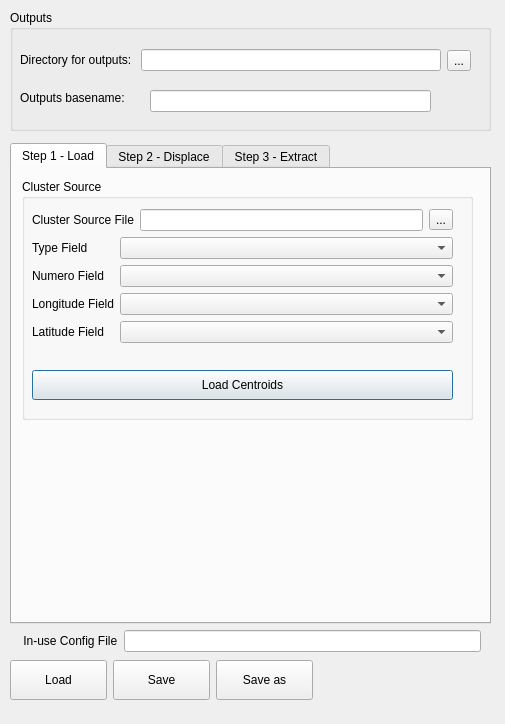
The window that plugin/mgp_dialog.ui (unicef-drp/mics-geocoding) describes before a commit, drawn with Qt 5.
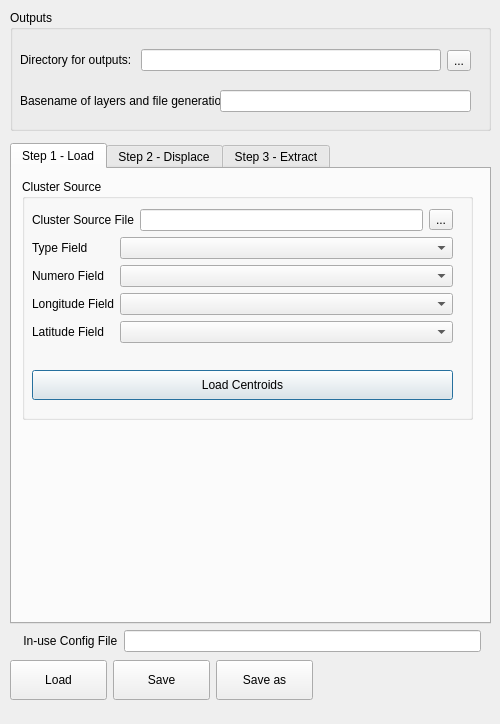
The same window after the commit. The open tabs and pages were chosen to show the change.

Commit message: feat(ui): [2] basename descr updated

Patch:
```diff
--- a/plugin/mgp_dialog.ui
+++ b/plugin/mgp_dialog.ui
@@ -6,7 +6,7 @@
    <rect>
     <x>0</x>
     <y>0</y>
-    <width>505</width>
+    <width>500</width>
     <height>724</height>
    </rect>
   </property>
@@ -882,8 +882,8 @@
      <rect>
       <x>10</x>
       <y>80</y>
-      <width>126</width>
-      <height>16</height>
+      <width>201</width>
+      <height>21</height>
      </rect>
     </property>
     <property name="sizePolicy">
@@ -893,15 +893,18 @@
      </sizepolicy>
     </property>
     <property name="text">
-     <string>Outputs basename:</string>
+     <string>Basename of layers and file generation:</string>
+    </property>
+    <property name="wordWrap">
+     <bool>false</bool>
     </property>
    </widget>
    <widget class="QLineEdit" name="basenameLineEdit">
     <property name="geometry">
      <rect>
-      <x>140</x>
+      <x>210</x>
       <y>80</y>
-      <width>281</width>
+      <width>251</width>
       <height>22</height>
      </rect>
     </property>
```
Left out of the diff: 2 changed lines with no effect on the pictures. The commit also changes 2 other files.
